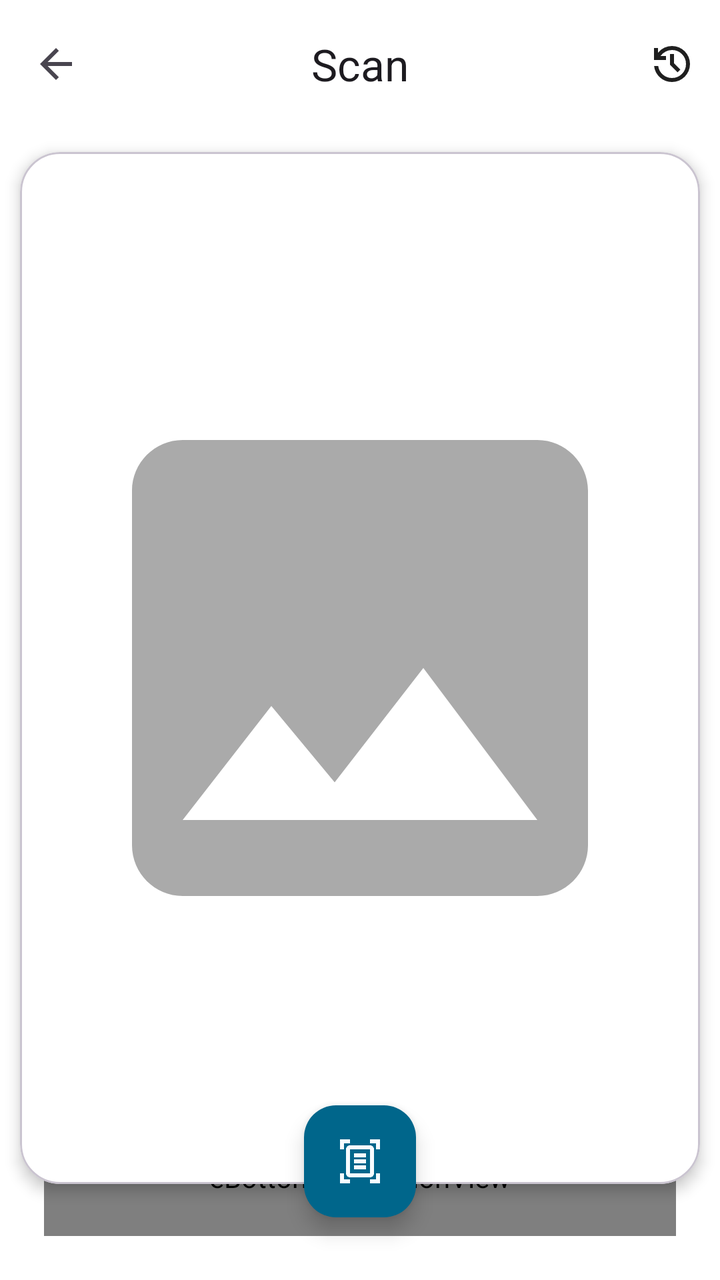
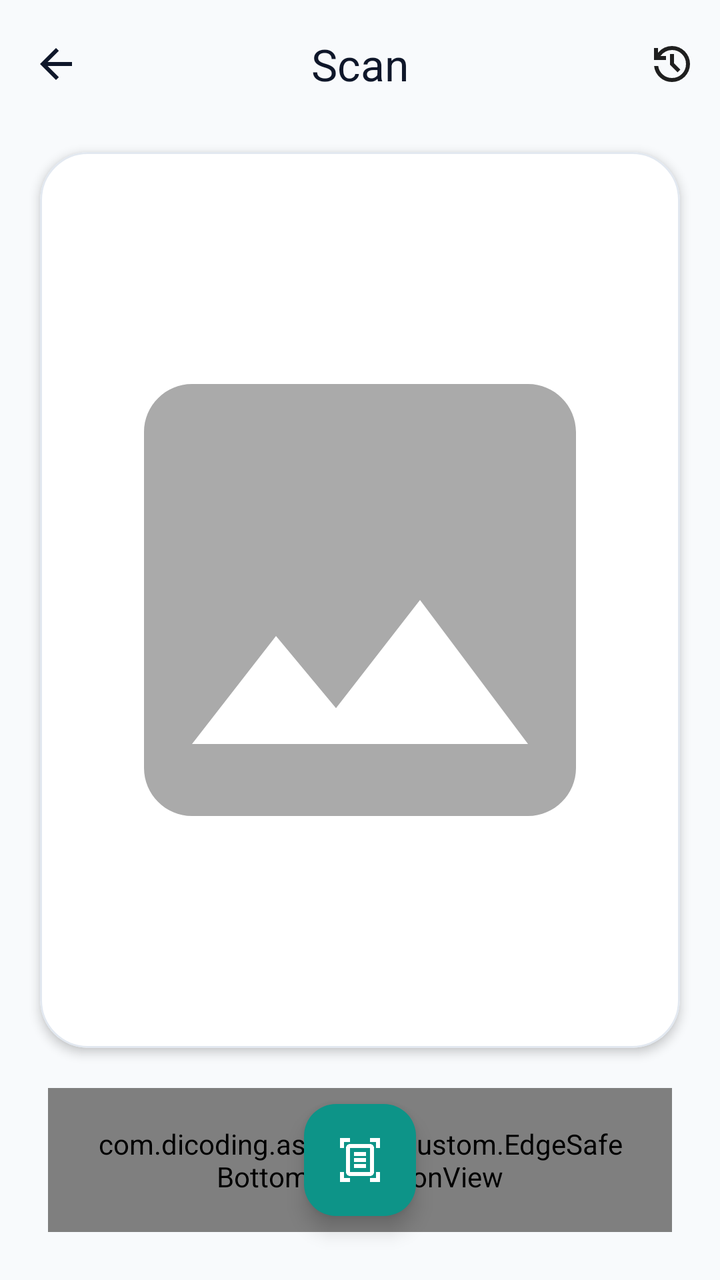

The first picture is an Android layout as it rendered before a commit; the second is the same layout after the commit. The layout source and the unified diff follow.
<!-- AndroidManifest.xml: application theme Theme.Asclepius -->
<!-- res/layout/activity_scan.xml -->
<?xml version="1.0" encoding="utf-8"?>
<androidx.constraintlayout.widget.ConstraintLayout xmlns:android="http://schemas.android.com/apk/res/android"
    xmlns:app="http://schemas.android.com/apk/res-auto"
    xmlns:tools="http://schemas.android.com/tools"
    android:layout_width="match_parent"
    android:layout_height="match_parent"
    android:background="?attr/colorSurfaceContainerLowest"
    android:orientation="vertical"
    tools:context=".ui.ScanActivity">

    <com.google.android.material.appbar.AppBarLayout
        android:id="@+id/appBar"
        android:layout_width="match_parent"
        android:layout_height="wrap_content"
        android:background="?attr/colorSurfaceContainerLowest"
        app:layout_constraintEnd_toEndOf="parent"
        app:layout_constraintStart_toStartOf="parent"
        app:layout_constraintTop_toTopOf="parent"
        app:liftOnScroll="true"
        app:liftOnScrollColor="?attr/colorSurfaceContainerHigh">

        <com.google.android.material.appbar.MaterialToolbar
            android:id="@+id/toolBar"
            android:layout_width="match_parent"
            android:layout_height="?attr/actionBarSize"
            app:menu="@menu/toolbar_scan_menu"
            app:navigationIcon="@drawable/ic_arrow_back"
            app:title="Scan"
            app:titleCentered="true" />
    </com.google.android.material.appbar.AppBarLayout>

    <com.google.android.material.card.MaterialCardView
        android:id="@+id/cardView"
        android:layout_width="match_parent"
        android:layout_height="wrap_content"
        app:cardBackgroundColor="?attr/colorSurfaceContainerLowest"
        app:cardCornerRadius="20dp"
        app:cardElevation="4dp"
        app:cardPreventCornerOverlap="true"
        app:cardUseCompatPadding="true"
        app:layout_constraintEnd_toEndOf="parent"
        app:layout_constraintHorizontal_bias="0.0"
        app:layout_constraintStart_toStartOf="parent"
        app:layout_constraintTop_toBottomOf="@id/appBar">

        <ImageView
            android:id="@+id/previewImageView"
            android:layout_width="match_parent"
            android:layout_height="480dp"
            android:layout_margin="18dp"
            android:scaleType="fitCenter"
            android:src="@drawable/ic_place_holder"
            app:layout_constraintBottom_toTopOf="@+id/galleryButton"
            app:layout_constraintEnd_toEndOf="parent"
            app:layout_constraintStart_toStartOf="parent"
            app:layout_constraintTop_toBottomOf="@id/appBar" />
    </com.google.android.material.card.MaterialCardView>

    <com.dicoding.asclepius.custom.EdgeSafeBottomNavigationView
        android:id="@+id/botNav"
        android:layout_width="match_parent"
        android:layout_height="75dp"
        android:layout_margin="22dp"
        android:background="@drawable/custom_bottomnavigation_shape"
        android:fitsSystemWindows="true"
        android:paddingHorizontal="28dp"
        app:elevation="0dp"
        app:itemActiveIndicatorStyle="@style/Widget.Material3.BottomNavigationView"
        app:itemPaddingBottom="16dp"
        app:itemPaddingTop="16dp"
        app:itemIconTint="@color/disabled_selector"
        app:itemTextColor="@color/disabled_selector"
        app:activeIndicatorLabelPadding="0dp"
        app:itemTextAppearanceActiveBoldEnabled="false"
        app:layout_constraintBottom_toBottomOf="parent"
        app:menu="@menu/bottomnav_menu" />

    <com.google.android.material.floatingactionbutton.FloatingActionButton
        android:id="@+id/fab"
        android:layout_width="wrap_content"
        android:layout_height="wrap_content"
        android:elevation="0dp"
        android:src="@drawable/ic_document_scanner"
        app:backgroundTint="?attr/colorPrimarySurface"
        app:layout_anchor="@id/botNav"
        app:layout_constraintBottom_toBottomOf="@id/botNav"
        app:layout_constraintEnd_toEndOf="parent"
        app:layout_constraintStart_toStartOf="parent"
        app:layout_constraintTop_toTopOf="@id/botNav"
        app:tint="?attr/colorOnPrimary" />
</androidx.constraintlayout.widget.ConstraintLayout>
<!-- resources referenced by this layout -->
<resources>
  <!-- drawable custom_bottomnavigation_shape (drawable) -->
  <?xml version="1.0" encoding="utf-8"?>
  <shape xmlns:android="http://schemas.android.com/apk/res/android">
      <corners android:radius="18dp" />
      <solid android:color="?attr/colorSecondaryContainer"/>
  </shape>
  <!-- drawable ic_arrow_back (drawable) -->
  <vector xmlns:android="http://schemas.android.com/apk/res/android"
      android:width="24dp"
      android:height="24dp"
      android:viewportWidth="960"
      android:viewportHeight="960"
      android:tint="?attr/colorControlNormal"
      android:autoMirrored="true">
    <path
        android:fillColor="?attr/colorControlNormal"
        android:pathData="M313,520L537,744L480,800L160,480L480,160L537,216L313,440L800,440L800,520L313,520Z"/>
  </vector>
  <!-- drawable ic_document_scanner (drawable) -->
  <vector xmlns:android="http://schemas.android.com/apk/res/android"
      android:width="24dp"
      android:height="24dp"
      android:viewportWidth="960"
      android:viewportHeight="960">
      <path
          android:fillColor="@android:color/white"
          android:pathData="M80,240L80,40L280,40L280,120L160,120L160,240L80,240ZM800,240L800,120L680,120L680,40L880,40L880,240L800,240ZM80,920L80,720L160,720L160,840L280,840L280,920L80,920ZM680,920L680,840L800,840L800,720L880,720L880,920L680,920ZM280,720Q280,720 280,720Q280,720 280,720L680,720Q680,720 680,720Q680,720 680,720L680,240Q680,240 680,240Q680,240 680,240L280,240Q280,240 280,240Q280,240 280,240L280,720ZM280,800Q247,800 223.5,776.5Q200,753 200,720L200,240Q200,207 223.5,183.5Q247,160 280,160L680,160Q713,160 736.5,183.5Q760,207 760,240L760,720Q760,753 736.5,776.5Q713,800 680,800L280,800ZM360,400L600,400L600,320L360,320L360,400ZM360,520L600,520L600,440L360,440L360,520ZM360,640L600,640L600,560L360,560L360,640ZM280,720L280,240Q280,240 280,240Q280,240 280,240L280,240Q280,240 280,240Q280,240 280,240L280,720Q280,720 280,720Q280,720 280,720L280,720Q280,720 280,720Q280,720 280,720Z" />
  </vector>
  <!-- drawable ic_place_holder (drawable) -->
  <vector android:height="24dp" android:tint="@android:color/darker_gray"
      android:viewportHeight="24" android:viewportWidth="24"
      android:width="24dp" xmlns:android="http://schemas.android.com/apk/res/android">
      <path android:fillColor="@android:color/darker_gray" android:pathData="M21,19V5c0,-1.1 -0.9,-2 -2,-2H5c-1.1,0 -2,0.9 -2,2v14c0,1.1 0.9,2 2,2h14c1.1,0 2,-0.9 2,-2zM8.5,13.5l2.5,3.01L14.5,12l4.5,6H5l3.5,-4.5z"/>
  </vector>
  <style name="Theme.Asclepius" parent="Theme.Material3.DayNight.NoActionBar">
          
          
          <item name="android:colorControlNormal">#000000</item>
          <item name="android:popupMenuStyle">@style/roundedPopupMenu</item>
      </style>
  <style name="roundedPopupMenu" parent="Widget.Material3.PopupMenu">
          <item name="android:popupBackground">@drawable/custom_popup_background</item>
      </style>
  <!-- drawable custom_popup_background (drawable) -->
  <?xml version="1.0" encoding="UTF-8"?>
  <shape xmlns:android="http://schemas.android.com/apk/res/android">
      <solid android:color="?attr/colorSurface"/>
      <corners
          android:radius="16dp"/>
      <padding
          android:bottom="8dp"
          android:top="8dp"/>
  </shape>
</resources>

<!-- the commit's change to res/layout/activity_scan.xml (unified diff, before → after) -->
@@ -4,20 +4,19 @@
     xmlns:tools="http://schemas.android.com/tools"
     android:layout_width="match_parent"
     android:layout_height="match_parent"
-    android:background="?attr/colorSurfaceContainerLowest"
-    android:orientation="vertical"
+    android:background="@color/surface_canvas"
     tools:context=".ui.ScanActivity">
 
     <com.google.android.material.appbar.AppBarLayout
         android:id="@+id/appBar"
         android:layout_width="match_parent"
         android:layout_height="wrap_content"
-        android:background="?attr/colorSurfaceContainerLowest"
+        android:background="@color/surface_canvas"
+        app:elevation="0dp"
         app:layout_constraintEnd_toEndOf="parent"
         app:layout_constraintStart_toStartOf="parent"
         app:layout_constraintTop_toTopOf="parent"
-        app:liftOnScroll="true"
-        app:liftOnScrollColor="?attr/colorSurfaceContainerHigh">
+        app:liftOnScroll="true">
 
         <com.google.android.material.appbar.MaterialToolbar
             android:id="@+id/toolBar"
@@ -25,67 +24,72 @@
             android:layout_height="?attr/actionBarSize"
             app:menu="@menu/toolbar_scan_menu"
             app:navigationIcon="@drawable/ic_arrow_back"
+            app:navigationIconTint="@color/text_primary"
             app:title="Scan"
-            app:titleCentered="true" />
+            app:titleCentered="true"
+            app:titleTextColor="@color/text_primary" />
     </com.google.android.material.appbar.AppBarLayout>
 
+    
     <com.google.android.material.card.MaterialCardView
         android:id="@+id/cardView"
-        android:layout_width="match_parent"
-        android:layout_height="wrap_content"
-        app:cardBackgroundColor="?attr/colorSurfaceContainerLowest"
-        app:cardCornerRadius="20dp"
-        app:cardElevation="4dp"
-        app:cardPreventCornerOverlap="true"
-        app:cardUseCompatPadding="true"
+        android:layout_width="0dp"
+        android:layout_height="0dp"
+        android:layout_marginHorizontal="20dp"
+        android:layout_marginTop="12dp"
+        android:layout_marginBottom="20dp"
+        app:cardBackgroundColor="@color/surface_card"
+        app:cardCornerRadius="24dp"
+        app:cardElevation="3dp"
+        app:layout_constraintBottom_toTopOf="@id/botNav"
         app:layout_constraintEnd_toEndOf="parent"
-        app:layout_constraintHorizontal_bias="0.0"
         app:layout_constraintStart_toStartOf="parent"
-        app:layout_constraintTop_toBottomOf="@id/appBar">
+        app:layout_constraintTop_toBottomOf="@id/appBar"
+        app:strokeColor="@color/surface_card_stroke"
+        app:strokeWidth="1dp">
 
         <ImageView
             android:id="@+id/previewImageView"
             android:layout_width="match_parent"
-            android:layout_height="480dp"
-            android:layout_margin="18dp"
+            android:layout_height="match_parent"
+            android:layout_margin="16dp"
             android:scaleType="fitCenter"
             android:src="@drawable/ic_place_holder"
-            app:layout_constraintBottom_toTopOf="@+id/galleryButton"
-            app:layout_constraintEnd_toEndOf="parent"
-            app:layout_constraintStart_toStartOf="parent"
-            app:layout_constraintTop_toBottomOf="@id/appBar" />
+            tools:ignore="ContentDescription" />
     </com.google.android.material.card.MaterialCardView>
 
+    
     <com.dicoding.asclepius.custom.EdgeSafeBottomNavigationView
         android:id="@+id/botNav"
         android:layout_width="match_parent"
-        android:layout_height="75dp"
-        android:layout_margin="22dp"
+        android:layout_height="72dp"
+        android:layout_marginHorizontal="24dp"
+        android:layout_marginBottom="24dp"
         android:background="@drawable/custom_bottomnavigation_shape"
         android:fitsSystemWindows="true"
-        android:paddingHorizontal="28dp"
-        app:elevation="0dp"
+        android:paddingHorizontal="24dp"
+        app:elevation="4dp"
         app:itemActiveIndicatorStyle="@style/Widget.Material3.BottomNavigationView"
-        app:itemPaddingBottom="16dp"
-        app:itemPaddingTop="16dp"
         app:itemIconTint="@color/disabled_selector"
+        app:itemPaddingBottom="12dp"
+        app:itemPaddingTop="12dp"
         app:itemTextColor="@color/disabled_selector"
-        app:activeIndicatorLabelPadding="0dp"
-        app:itemTextAppearanceActiveBoldEnabled="false"
         app:layout_constraintBottom_toBottomOf="parent"
         app:menu="@menu/bottomnav_menu" />
 
+    
     <com.google.android.material.floatingactionbutton.FloatingActionButton
         android:id="@+id/fab"
         android:layout_width="wrap_content"
         android:layout_height="wrap_content"
-        android:elevation="0dp"
+        android:contentDescription="@string/analyze"
+        android:elevation="6dp"
         android:src="@drawable/ic_document_scanner"
-        app:backgroundTint="?attr/colorPrimarySurface"
+        app:backgroundTint="@color/brand_primary"
         app:layout_anchor="@id/botNav"
         app:layout_constraintBottom_toBottomOf="@id/botNav"
         app:layout_constraintEnd_toEndOf="parent"
         app:layout_constraintStart_toStartOf="parent"
         app:layout_constraintTop_toTopOf="@id/botNav"
-        app:tint="?attr/colorOnPrimary" />
+        app:tint="@color/white" />
 </androidx.constraintlayout.widget.ConstraintLayout>
<!-- resource entries referenced after the edit -->
@@ -1,5 +1,11 @@
 <!-- resources referenced by this layout -->
 <resources>
+  <color name="brand_primary">#0D9488</color>
+  <color name="surface_canvas">#F8FAFC</color>
+  <color name="surface_card">#FFFFFF</color>
+  <color name="surface_card_stroke">#E2E8F0</color>
+  <color name="text_primary">#0F172A</color>
+  <color name="white">#FFFFFFFF</color>
   <!-- drawable custom_bottomnavigation_shape (drawable) -->
   <?xml version="1.0" encoding="utf-8"?>
   <shape xmlns:android="http://schemas.android.com/apk/res/android">
@@ -34,6 +40,7 @@
       android:width="24dp" xmlns:android="http://schemas.android.com/apk/res/android">
       <path android:fillColor="@android:color/darker_gray" android:pathData="M21,19V5c0,-1.1 -0.9,-2 -2,-2H5c-1.1,0 -2,0.9 -2,2v14c0,1.1 0.9,2 2,2h14c1.1,0 2,-0.9 2,-2zM8.5,13.5l2.5,3.01L14.5,12l4.5,6H5l3.5,-4.5z"/>
   </vector>
+  <string name="analyze">Analyze</string>
   <style name="Theme.Asclepius" parent="Theme.Material3.DayNight.NoActionBar">
           
           
